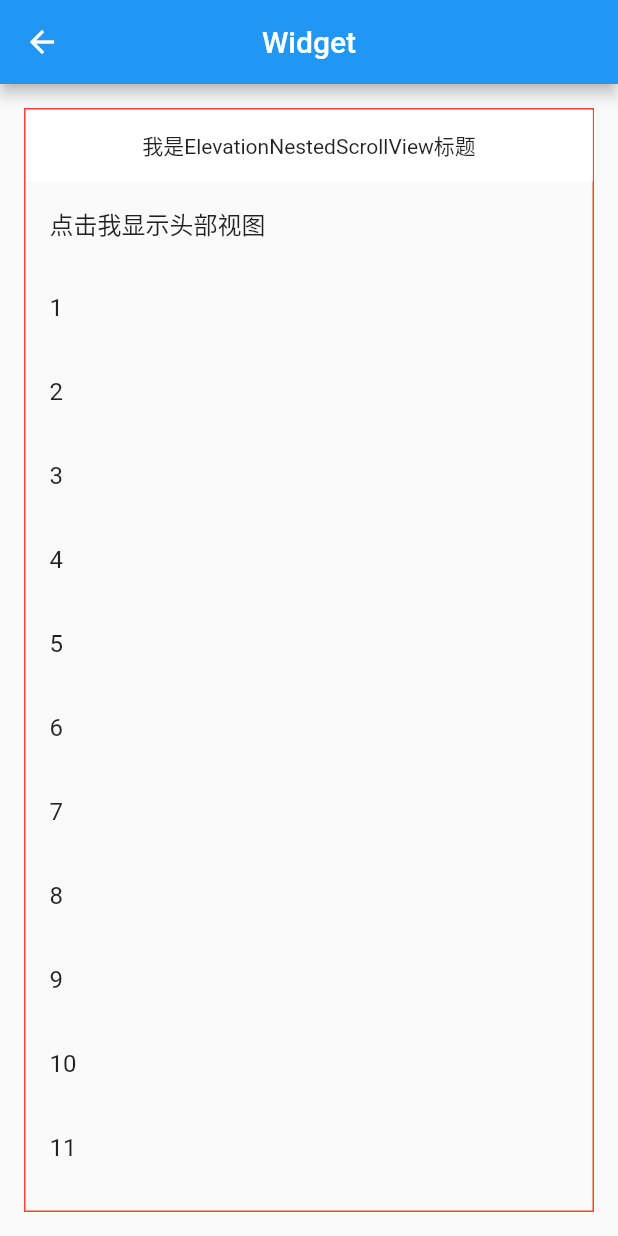
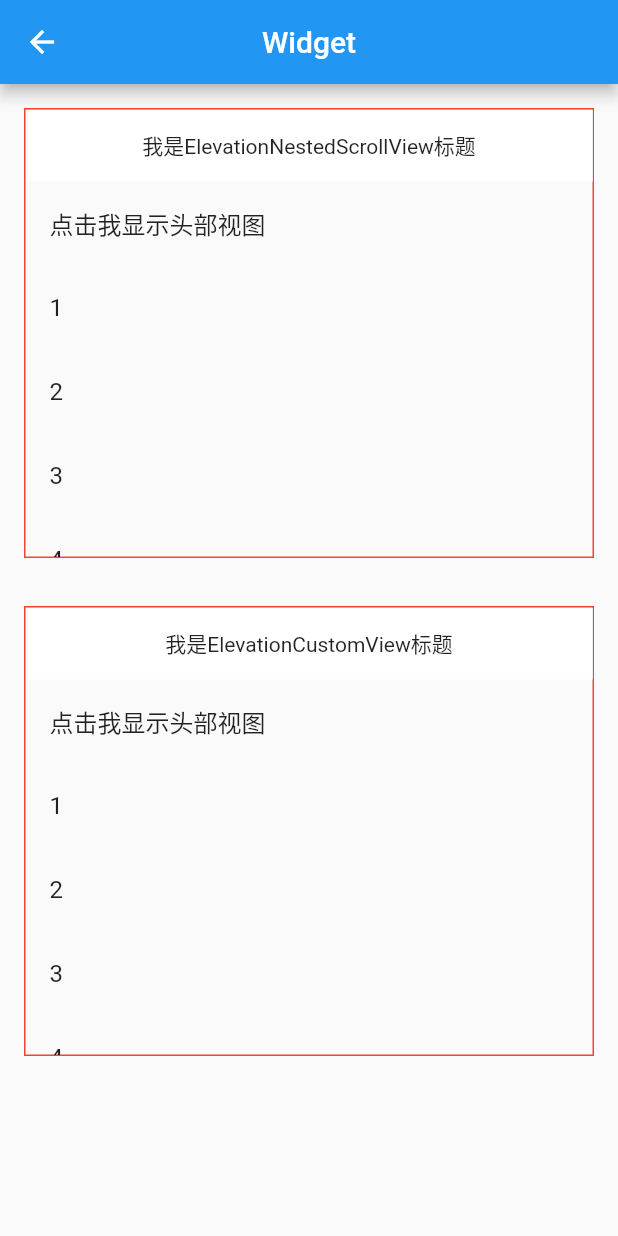
Before and after one commit to hello-coder-xu/flutter_scroll, a Flutter app: the ElevationByScrollPage screen opened by its route, on a phone screen of 412 x 824 dp. Run offline on Flutter 3.47's test engine with Material 2 defaults, Android fonts, the phone set to English and light mode, and no system bars; our stand-ins replace flutter_screenutil, get.

Commit message:
滚动时，标题栏新增阴影

```diff
--- a/lib/page/elevation_by_scroll/view.dart
+++ b/lib/page/elevation_by_scroll/view.dart
@@ -1,4 +1,5 @@
 import 'package:flutter/material.dart';
+import 'package:flutter_scroll/page/elevation_by_scroll/widget/elevation_by_custom.dart';
 import 'package:flutter_scroll/page/elevation_by_scroll/widget/elevation_by_nested.dart';
 import 'package:get/get.dart';
 import 'logic.dart';
@@ -17,12 +18,27 @@ class ElevationByScrollPage extends StatelessWidget {
         title: Text(toString()),
         centerTitle: true,
       ),
-      body: Container(
-        decoration: BoxDecoration(
-          border: Border.all(color: Colors.red, width: 1),
+      body: SingleChildScrollView(
+        child: Column(
+          children: [
+            Container(
+              height: 300,
+              decoration: BoxDecoration(
+                border: Border.all(color: Colors.red, width: 1),
+              ),
+              margin: const EdgeInsets.all(16),
+              child: const ElevationNestedScrollView(),
+            ),
+            Container(
+              height: 300,
+              decoration: BoxDecoration(
+                border: Border.all(color: Colors.red, width: 1),
+              ),
+              margin: const EdgeInsets.all(16),
+              child: const ElevationCustomView(),
+            ),
+          ],
         ),
-        margin: const EdgeInsets.all(16),
-        child: const ElevationNestedScrollView(),
       ),
     );
   }
--- /dev/null
+++ b/lib/page/elevation_by_scroll/widget/elevation_by_custom.dart
@@ -0,0 +1,64 @@
+import 'package:flutter/material.dart';
+import 'package:flutter_scroll/common/widget/elevation_header_delete.dart';
+
+class ElevationCustomView extends StatefulWidget {
+  const ElevationCustomView({Key? key}) : super(key: key);
+
+  @override
+  State<ElevationCustomView> createState() => _ElevationCustomViewState();
+}
+
+class _ElevationCustomViewState extends State<ElevationCustomView> {
+  bool display = false;
+
+  @override
+  Widget build(BuildContext context) {
+    return CustomScrollView(
+      slivers: [
+        if (display)
+          SliverToBoxAdapter(
+            child: Container(
+              height: 50,
+              color: Colors.green,
+              alignment: Alignment.center,
+              child: const Text(
+                '我是头部',
+                style: TextStyle(color: Colors.white),
+              ),
+            ),
+          ),
+        SliverPersistentHeader(
+          pinned: true,
+          delegate: ElevationSliverPersistentHeaderDelegate(
+            child: Container(
+              color: Colors.white,
+              height: 48,
+              alignment: Alignment.center,
+              child: const Text('我是ElevationCustomView标题'),
+            ),
+          ),
+        ),
+        SliverList(
+          delegate: SliverChildBuilderDelegate(
+            (BuildContext context, int index) {
+              if (index == 0) {
+                return ListTile(
+                  title: Text(display ? '点击我隐藏头部视图' : '点击我显示头部视图'),
+                  onTap: () {
+                    display = !display;
+                    setState(() {});
+                  },
+                );
+              } else {
+                return ListTile(
+                  title: Text('$index'),
+                );
+              }
+            },
+            childCount: 100,
+          ),
+        ),
+      ],
+    );
+  }
+}
```
